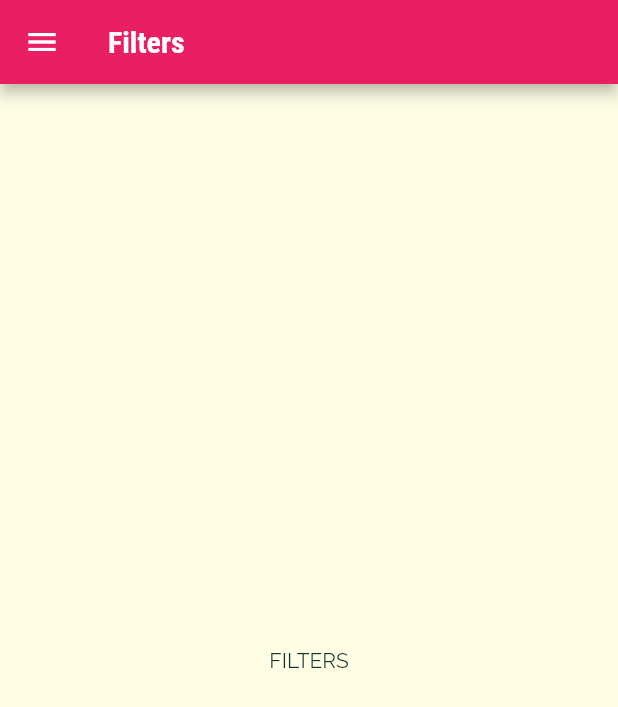
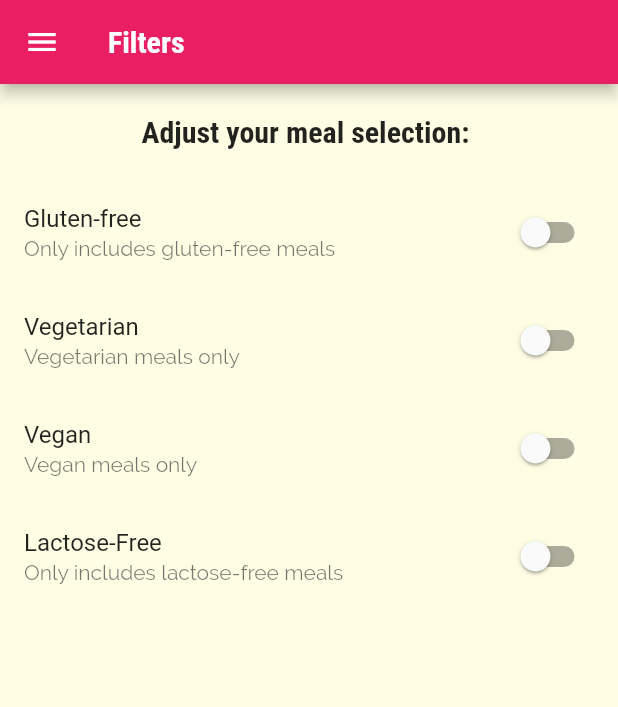
Before and after one commit to anaysoul/flutter_complete_guide, a Flutter app: the FiltersScreen screen opened by its route, on a phone screen of 412 x 824 dp. Shown: the top 707 px of the screen. Run offline on Flutter 3.47's test engine with Material 2 defaults, Android fonts, the phone set to English and light mode, and no system bars.

Commit message:
adding filter switches

```diff
--- a/lib/screens/filters_screen.dart
+++ b/lib/screens/filters_screen.dart
@@ -1,8 +1,27 @@
 import 'package:flutter/material.dart';
 import '../widgets/main_drawer.dart';
 
-class FiltersScreen extends StatelessWidget {
+class FiltersScreen extends StatefulWidget {
   static const routeName = '/filters';
+
+  @override
+  State<FiltersScreen> createState() => _FiltersScreenState();
+}
+
+class _FiltersScreenState extends State<FiltersScreen> {
+  bool _glutenFree = false;
+  bool _vegetarian = false;
+  bool _vegan = false;
+  bool _lactoseFree = false;
+
+  Widget _buildSwitchListTile(String title, String description,
+      bool currentValue, Function updateValue) {
+    return SwitchListTile(
+        title: Text(title),
+        value: currentValue,
+        subtitle: Text(description),
+        onChanged: updateValue);
+  }
 
   @override
   Widget build(BuildContext context) {
@@ -10,7 +29,51 @@ class FiltersScreen extends StatelessWidget {
         appBar: AppBar(title: Text('Filters')),
         drawer: MainDrawer(),
         body: Center(
-          child: Text('FILTERS'),
+          child: Column(
+            children: <Widget>[
+              Container(
+                padding: EdgeInsets.all(20),
+                child: Text(
+                  'Adjust your meal selection: ',
+                  style: Theme.of(context).textTheme.headline6,
+                ),
+              ),
+              Expanded(
+                  child: ListView(
+                children: <Widget>[
+                  _buildSwitchListTile(
+                      'Gluten-free',
+                      'Only includes gluten-free meals',
+                      _glutenFree, (newValue) {
+                    setState(() {
+                      _glutenFree = newValue;
+                    });
+                  }),
+                  _buildSwitchListTile(
+                      'Vegetarian', 'Vegetarian meals only', _vegetarian,
+                      (newValue) {
+                    setState(() {
+                      _vegetarian = newValue;
+                    });
+                  }),
+                  _buildSwitchListTile('Vegan', 'Vegan meals only', _vegan,
+                      (newValue) {
+                    setState(() {
+                      _vegan = newValue;
+                    });
+                  }),
+                  _buildSwitchListTile(
+                      'Lactose-Free',
+                      'Only includes lactose-free meals',
+                      _lactoseFree, (newValue) {
+                    setState(() {
+                      _lactoseFree = newValue;
+                    });
+                  })
+                ],
+              ))
+            ],
+          ),
         ));
   }
 }
```
